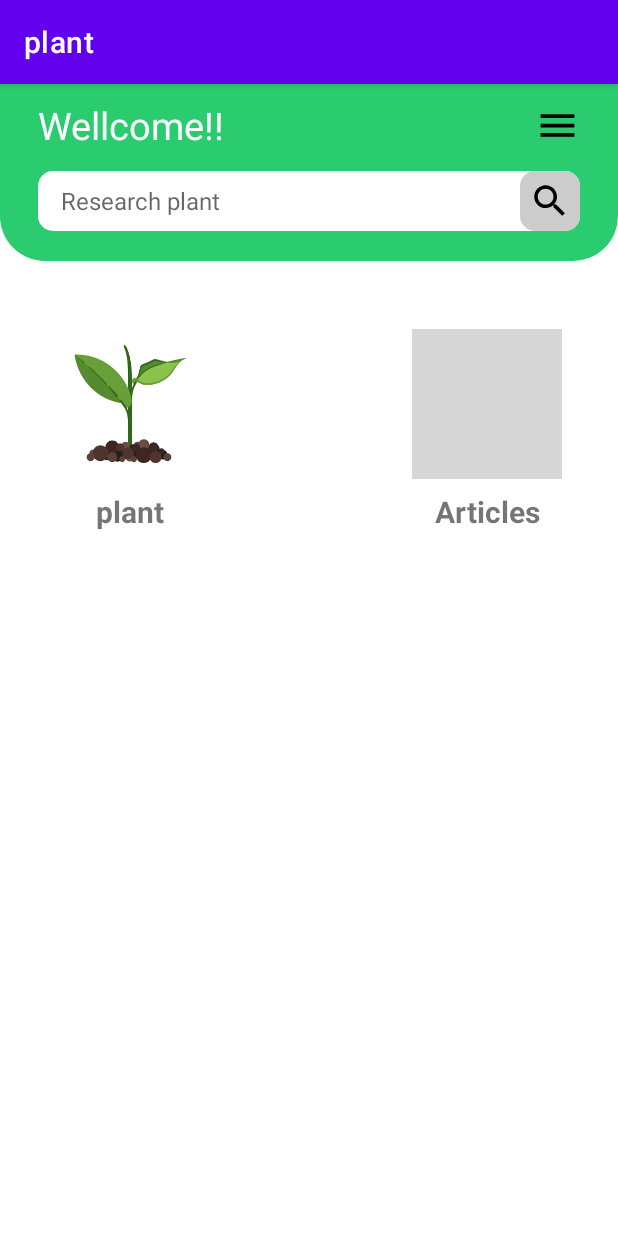
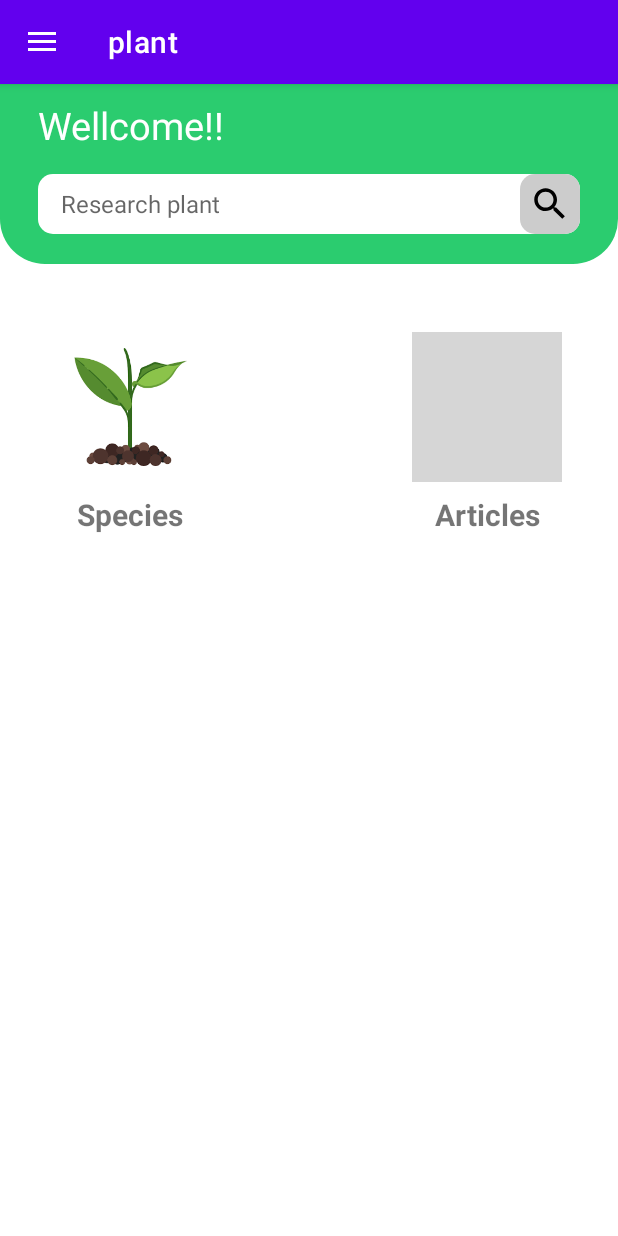
Before and after one commit to duonghaigiang/ResearchPlant, an Android app: the MainActivity screen opened directly, with no data from a screen before it, on a phone screen of 412 x 824 dp. Run offline under Robolectric (Android 15) with nearby library versions, the phone set to English and light mode, and no system bars; our stand-ins replace Firebase (no records; nobody signed in at launch, a user with empty details on screens opened directly); grey boxes are pictures that could not be loaded.

Commit message:
update logout and menuBar

```diff
--- a/app/build.gradle
+++ b/app/build.gradle
@@ -46,4 +46,5 @@ dependencies {
     testImplementation 'junit:junit:4.13.2'
     androidTestImplementation 'androidx.test.ext:junit:1.1.5'
     androidTestImplementation 'androidx.test.espresso:espresso-core:3.5.1'
+    implementation 'com.google.android.material:material:1.1.0'
 }
--- a/app/src/main/AndroidManifest.xml
+++ b/app/src/main/AndroidManifest.xml
@@ -36,6 +36,9 @@
             android:name=".ForgotPasswordAction"
             android:exported="false" />
         <activity
+            android:name=".Species"
+            android:exported="false" />
+        <activity
             android:name=".MainActivity"
             android:exported="true" />
     </application>
--- a/app/src/main/java/com/example/plant/MainActivity.kt
+++ b/app/src/main/java/com/example/plant/MainActivity.kt
@@ -1,24 +1,76 @@
 package com.example.plant
 
+import android.content.Intent
 import androidx.appcompat.app.AppCompatActivity
 import android.os.Bundle
+import android.view.Gravity
+import android.view.MenuItem
+import androidx.appcompat.widget.Toolbar
+import android.view.View
+import android.widget.ImageView
+import android.widget.LinearLayout
 import android.widget.TextView
+import android.widget.Toast
+import androidx.appcompat.app.ActionBarDrawerToggle
+import androidx.core.view.GravityCompat
+import androidx.drawerlayout.widget.DrawerLayout
+import com.google.android.material.navigation.NavigationView
 import com.google.firebase.auth.FirebaseAuth
 import com.google.firebase.auth.ktx.auth
 import com.google.firebase.ktx.Firebase
+import com.example.plant.Species
 
 class MainActivity : AppCompatActivity() {
     private lateinit var username : TextView
+    private lateinit var toggle : ActionBarDrawerToggle
+    private lateinit var drawerLayout: DrawerLayout
+    private lateinit var navView : NavigationView
+    private lateinit var layoutspecies : LinearLayout
+
+
     override fun onCreate(savedInstanceState: Bundle?) {
         super.onCreate(savedInstanceState)
         setContentView(R.layout.activity_main)
 
         username = findViewById(R.id.username)
+        drawerLayout = findViewById(R.id.drawerLayout)
+        navView = findViewById(R.id.nav_view)
+        layoutspecies = findViewById(R.id.layoutspecies)
+
+        val user = FirebaseAuth.getInstance()
+
         val currentUser = Firebase.auth.currentUser // viết tắt của kotlin
         val currentUserTextView = username
         currentUser?.let {
             currentUserTextView.text = it.displayName
         }
-        // Sử dụng biến currentUser cho các tác vụ của bạn
+
+        // toggle bar
+        toggle = ActionBarDrawerToggle(this ,drawerLayout, R.string.open, R.string.close)
+        drawerLayout.addDrawerListener(toggle)
+        toggle.syncState()
+        supportActionBar?.setDisplayHomeAsUpEnabled(true)
+        navView.setNavigationItemSelectedListener {
+            when(it.itemId)
+            {
+                R.id.nav_logout -> {user.signOut()
+                    startActivity(Intent(this@MainActivity, LoginAction::class.java))
+                }
+            }
+            true
+        }
+
+        //species
+        layoutspecies.setOnClickListener{
+            Toast.makeText(this, "click", Toast.LENGTH_SHORT).show()
+        }
+    }
+
+    override fun onOptionsItemSelected(item: MenuItem): Boolean {
+        if(toggle.onOptionsItemSelected(item))
+        {
+            return true
+        }
+        return super.onOptionsItemSelected(item)
     }
 }
--- a/app/src/main/res/layout/activity_main.xml
+++ b/app/src/main/res/layout/activity_main.xml
@@ -29,7 +29,7 @@
             android:textColor="@color/white"
             android:textSize="25sp"
             app:layout_constraintBaseline_toTopOf="parent"
-            app:layout_constraintStart_toStartOf="parent"></TextView>
+            app:layout_constraintStart_toStartOf="parent" />
 
         <TextView
             android:id="@+id/username"
@@ -43,15 +43,7 @@
             app:layout_constraintStart_toEndOf="@+id/hello"
             app:layout_constraintTop_toTopOf="parent"></TextView>
 
-        <ImageView
-            android:id="@+id/imgMenu"
-            android:layout_width="30dp"
-            android:layout_height="30dp"
-            android:layout_marginEnd="15dp"
-            android:src="@drawable/ic_menu"
-            app:layout_constraintBottom_toBottomOf="@id/hello"
-            app:layout_constraintEnd_toEndOf="parent"
-            app:layout_constraintTop_toTopOf="@id/hello" />
+
 
         <LinearLayout
             android:layout_width="match_parent"
@@ -63,7 +55,7 @@
             android:background="@drawable/bock_retangle_white"
             android:orientation="horizontal"
             app:layout_constraintBottom_toBottomOf="parent"
-            app:layout_constraintTop_toBottomOf="@id/imgMenu">
+            app:layout_constraintTop_toBottomOf="@id/hello">
 
             <EditText
                 android:layout_width="0dp"
@@ -72,7 +64,6 @@
                 android:background="@null"
                 android:hint="Research plant"
                 android:imeOptions="actionSearch"
-                android:importantForAutofill="no"
                 android:paddingStart="15dp"
                 android:textColor="@color/black"
                 android:textSize="16sp"></EditText>
@@ -124,7 +115,7 @@
                         android:layout_width="match_parent"
                         android:layout_height="wrap_content"
                         android:gravity="center"
-                        android:text="@string/app_name"
+                        android:text="Species"
                         android:textSize="20sp"
                         android:textStyle="bold">
 
@@ -162,13 +153,24 @@
                     </TextView>
                 </LinearLayout>
             </androidx.constraintlayout.widget.ConstraintLayout>
+
         </ScrollView>
 
-
+    <androidx.drawerlayout.widget.DrawerLayout
+        android:id="@+id/drawerLayout"
+        android:layout_width="match_parent"
+        android:layout_height="match_parent"
+        app:layout_constraintBottom_toBottomOf="parent"
+        app:layout_constraintEnd_toEndOf="parent"
+        app:layout_constraintStart_toStartOf="parent"
+        app:layout_constraintTop_toTopOf="parent">
+        <com.google.android.material.navigation.NavigationView
+            android:id="@+id/nav_view"
+            android:layout_width="wrap_content"
+            android:layout_height="match_parent"
+            app:menu="@menu/nav_menu"
+            android:layout_gravity="start"
+            android:fitsSystemWindows="true">
+        </com.google.android.material.navigation.NavigationView>
+    </androidx.drawerlayout.widget.DrawerLayout>
 </androidx.constraintlayout.widget.ConstraintLayout>
-<!--<TextView-->
-<!--android:id="@+id/currentUser"-->
-<!--android:layout_width="wrap_content"-->
-<!--android:layout_height="wrap_content"-->
-<!--app:layout_constraintStart_toStartOf="parent"-->
-<!--app:layout_constraintTop_toTopOf="parent" />-->
--- /dev/null
+++ b/app/src/main/res/menu/nav_menu.xml
@@ -0,0 +1,23 @@
+<?xml version="1.0" encoding="utf-8"?>
+<menu xmlns:android="http://schemas.android.com/apk/res/android"
+    xmlns:tools="http://schemas.android.com/tools"
+    tools:showIn="navigation_view"
+    >
+    <item
+         android:id="@+id/nav_home"
+        android:title="home"
+
+        >
+    </item>
+    <item
+        android:id="@+id/nav_infor"
+        android:title="Profile"
+        >
+    </item>
+    <item
+        android:id="@+id/nav_logout"
+        android:title="Logout"
+        >
+
+    </item>
+</menu>
--- a/app/src/main/res/values/strings.xml
+++ b/app/src/main/res/values/strings.xml
@@ -1,3 +1,5 @@
 <resources>
     <string name="app_name">plant</string>
+    <string name="close">close</string>
+    <string name="open">open</string>
 </resources>
```
Also changed, not shown: app/src/main/java/com/example/plant/Species.kt (added, +11 -0 lines), app/src/main/res/layout/activity_species_action.xml (added, +62 -0 lines), app/src/main/res/layout/nav_header.xml (added, +10 -0 lines).
